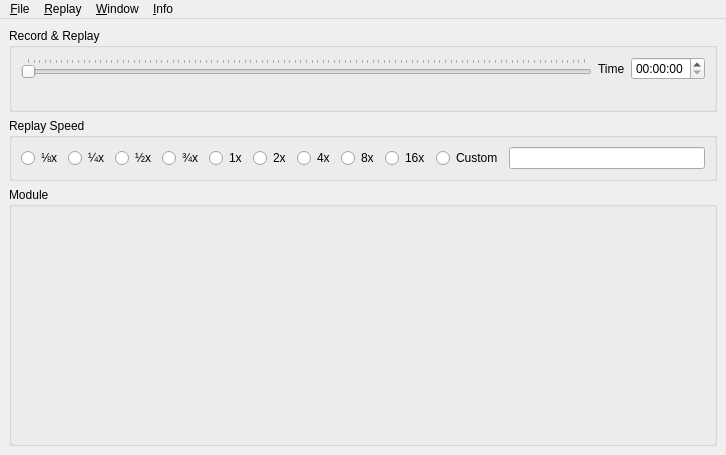
Above: src/UserInterface/src/MainWindow.ui from till213/SkyDolly before the change. Below: the same form after it.
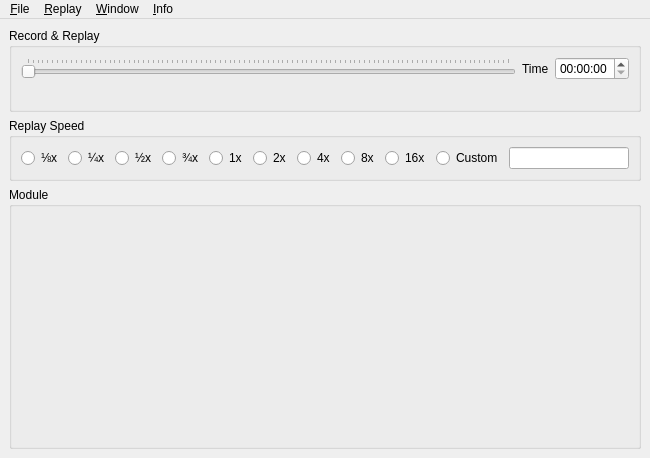
That is the form after the change. Icons and pictures are not drawn.

Commit message: Proper minimal/normal UI layout management

What changed in the file:
```diff
--- a/src/UserInterface/src/MainWindow.ui
+++ b/src/UserInterface/src/MainWindow.ui
@@ -6,22 +6,10 @@
    <rect>
     <x>0</x>
     <y>0</y>
-    <width>726</width>
-    <height>455</height>
+    <width>643</width>
+    <height>458</height>
    </rect>
   </property>
-  <property name="sizePolicy">
-   <sizepolicy hsizetype="Minimum" vsizetype="Minimum">
-    <horstretch>0</horstretch>
-    <verstretch>0</verstretch>
-   </sizepolicy>
-  </property>
-  <property name="minimumSize">
-   <size>
-    <width>200</width>
-    <height>200</height>
-   </size>
-  </property>
   <property name="windowTitle">
    <string>Sky Dolly</string>
   </property>
@@ -224,6 +212,12 @@
     </item>
     <item>
      <widget class="QGroupBox" name="moduleGroupBox">
+      <property name="minimumSize">
+       <size>
+        <width>600</width>
+        <height>250</height>
+       </size>
+      </property>
       <property name="title">
        <string>Module</string>
       </property>
@@ -244,8 +238,8 @@
     <rect>
      <x>0</x>
      <y>0</y>
-     <width>726</width>
-     <height>22</height>
+     <width>643</width>
+     <height>21</height>
     </rect>
    </property>
    <widget class="QMenu" name="menu_File">
```
The commit also changes 3 other files.
